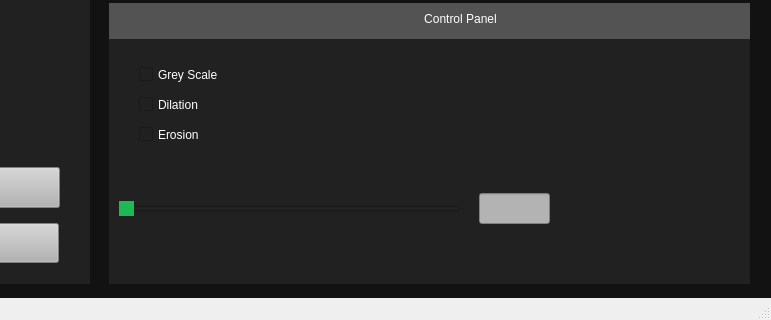
Before: the Qt Designer form src/QT/gui.ui in adamvallance/cellUview, drawn with Qt 5; both pictures show x 391 to 1162 and y 616 to 936 of the 1162 by 936 pixel window.
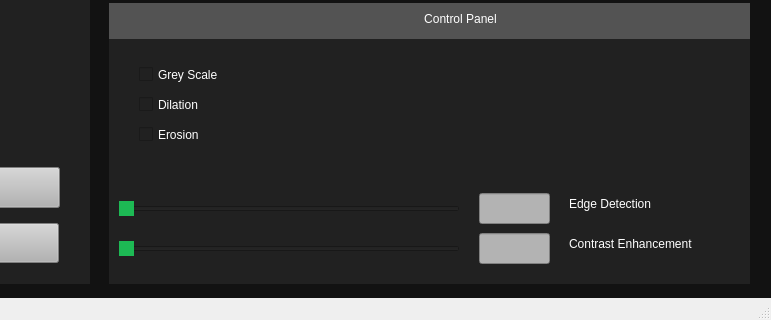
After: the same form once the commit is applied.

Commit message: Added new contrast enhancement feature and slider for thresholding in UI

```diff
--- a/src/QT/gui.ui
+++ b/src/QT/gui.ui
@@ -289,6 +289,77 @@
        <string>Erosion</string>
       </property>
      </widget>
+     <widget class="QSlider" name="contrastEnhancementSlider">
+      <property name="geometry">
+       <rect>
+        <x>10</x>
+        <y>230</y>
+        <width>341</width>
+        <height>31</height>
+       </rect>
+      </property>
+      <property name="styleSheet">
+       <string notr="true">QSlider::handle:horizontal {
+    background-color: rgb(29, 185, 84);
+}
+</string>
+      </property>
+      <property name="maximum">
+       <number>10</number>
+      </property>
+      <property name="orientation">
+       <enum>Qt::Horizontal</enum>
+      </property>
+     </widget>
+     <widget class="QLineEdit" name="contrastEnhancementValueInput">
+      <property name="geometry">
+       <rect>
+        <x>370</x>
+        <y>230</y>
+        <width>71</width>
+        <height>31</height>
+       </rect>
+      </property>
+      <property name="styleSheet">
+       <string notr="true">
+background-color: rgb(179, 179, 179);</string>
+      </property>
+      <property name="text">
+       <string/>
+      </property>
+     </widget>
+     <widget class="QLabel" name="label_4">
+      <property name="geometry">
+       <rect>
+        <x>460</x>
+        <y>190</y>
+        <width>111</width>
+        <height>21</height>
+       </rect>
+      </property>
+      <property name="styleSheet">
+       <string notr="true">color: rgb(255, 255, 255);</string>
+      </property>
+      <property name="text">
+       <string>Edge Detection</string>
+      </property>
+     </widget>
+     <widget class="QLabel" name="label_5">
+      <property name="geometry">
+       <rect>
+        <x>460</x>
+        <y>230</y>
+        <width>161</width>
+        <height>21</height>
+       </rect>
+      </property>
+      <property name="styleSheet">
+       <string notr="true">color: rgb(255, 255, 255);</string>
+      </property>
+      <property name="text">
+       <string>Contrast Enhancement</string>
+      </property>
+     </widget>
     </widget>
    </widget>
   </widget>
```
Left out of the diff: 4 changed lines with no effect on the pictures. The commit also changes 8 other files.
